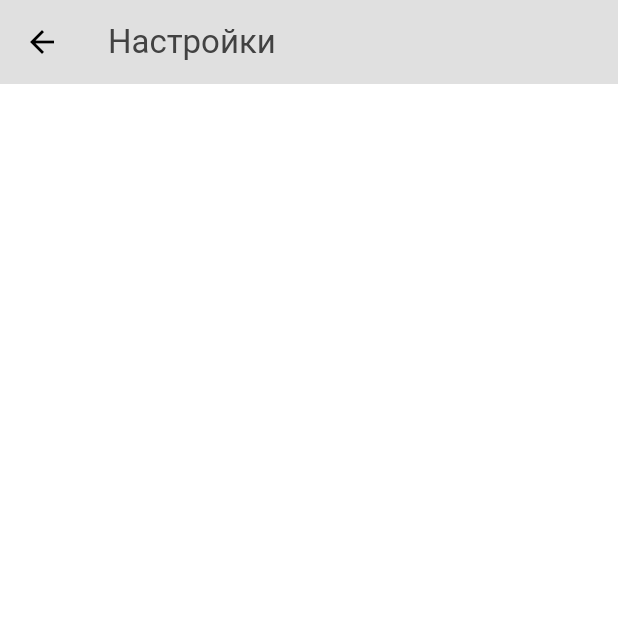
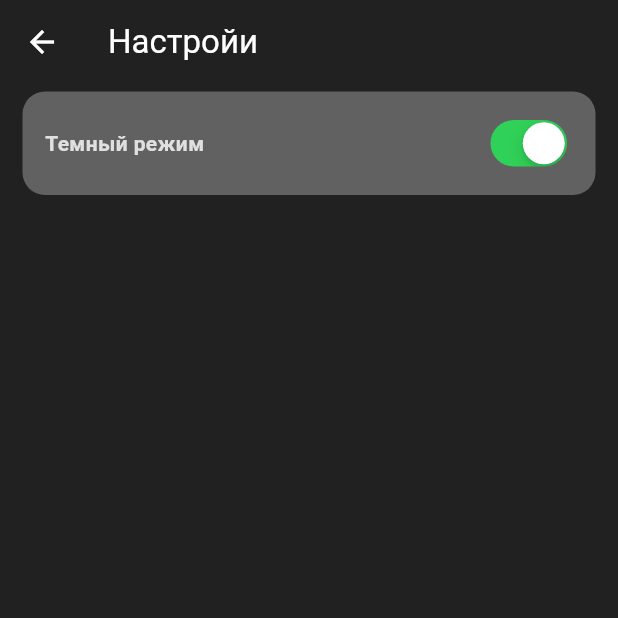
Before and after one commit to Maksim11011/everyday, a Flutter app: the screen it shows once a user with an empty profile is signed in, in the side drawer, after a tap on "Настройки", on a phone screen of 412 x 824 dp, the top half of it. Run offline on Flutter 3.47's test engine with Material 3 defaults, Android fonts, the light colour scheme and no system bars; our stand-ins replace firebase_auth, firebase_core; accounts and stored records are empty; network calls fail.

Commit message:
Добавил смену темы в настройки

```diff
--- a/lib/pages/settings_page.dart
+++ b/lib/pages/settings_page.dart
@@ -1,4 +1,7 @@
+import 'package:everyday/theme/theme_provider.dart';
+import 'package:flutter/cupertino.dart';
 import 'package:flutter/material.dart';
+import 'package:provider/provider.dart';
 
 class SettingsPage extends StatelessWidget {
   const SettingsPage({super.key});
@@ -7,11 +10,43 @@ class SettingsPage extends StatelessWidget {
   Widget build(BuildContext context) {
     return Scaffold(
       appBar: AppBar(
+        title: const Text('Настройи'),
         backgroundColor: Theme.of(context).colorScheme.background,
-        title: Text(
-          'Настройки',
-          style: TextStyle(color: Theme.of(context).colorScheme.inversePrimary),
-        ),
+      ),
+      backgroundColor: Theme.of(context).colorScheme.background,
+      body: Column(
+        children: [
+          Container(
+            decoration: BoxDecoration(
+              color: Theme.of(context).colorScheme.secondary,
+              borderRadius: BorderRadius.circular(15),
+            ),
+            margin: const EdgeInsets.only(left: 15, top: 5, right: 15),
+            padding: const EdgeInsets.all(15),
+            child: Row(
+              mainAxisAlignment: MainAxisAlignment.spaceBetween,
+              children: [
+                // Темный режим
+                Text(
+                  'Темный режим',
+                  style: TextStyle(
+                    fontWeight: FontWeight.bold,
+                    color: Theme.of(context).colorScheme.inversePrimary,
+                  ),
+                ),
+
+                // Переключатель
+                CupertinoSwitch(
+                  value: Provider.of<ThemeProvider>(context, listen: false)
+                      .isDarkMode,
+                  onChanged: (value) =>
+                      Provider.of<ThemeProvider>(context, listen: false)
+                          .toogleTheme(),
+                ),
+              ],
+            ),
+          )
+        ],
       ),
     );
   }
--- a/lib/theme/theme_provider.dart
+++ b/lib/theme/theme_provider.dart
@@ -4,7 +4,7 @@ import 'package:everyday/theme/light_mode.dart';
 
 class ThemeProvider extends ChangeNotifier {
   // Изначльно, светлый режим
-  ThemeData _themeData = lightMode;
+  ThemeData _themeData = darkMode;
 
   // Текущая тема
   ThemeData get themeData => _themeData;
```
